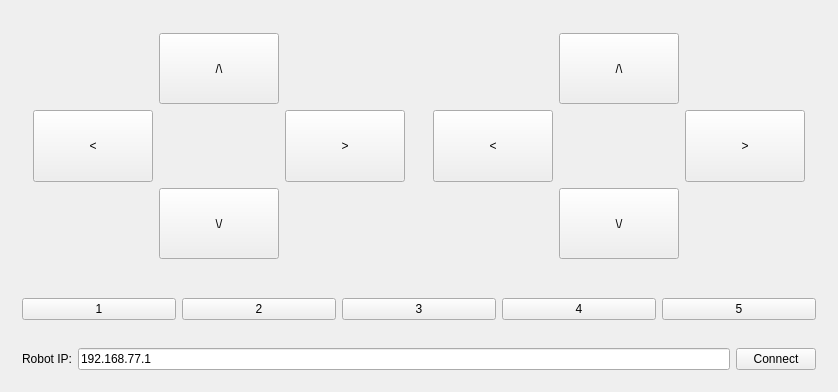
trikset/trik-desktop-gamepad, file gamepadForm.ui: the form before one commit.
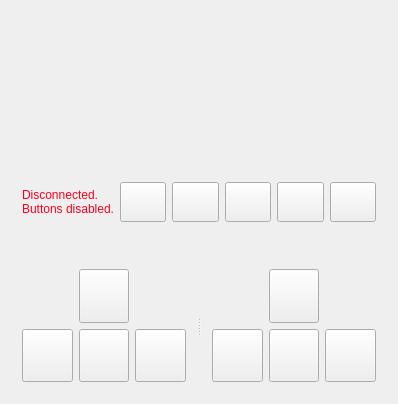
The form after the commit. Icons and pictures are not drawn.

The edit to the form file:
```diff
--- a/gamepadForm.ui
+++ b/gamepadForm.ui
@@ -6,195 +6,166 @@
    <rect>
     <x>0</x>
     <y>0</y>
-    <width>838</width>
-    <height>392</height>
+    <width>398</width>
+    <height>404</height>
    </rect>
   </property>
+  <property name="sizePolicy">
+   <sizepolicy hsizetype="Preferred" vsizetype="Preferred">
+    <horstretch>0</horstretch>
+    <verstretch>0</verstretch>
+   </sizepolicy>
+  </property>
+  <property name="focusPolicy">
+   <enum>Qt::StrongFocus</enum>
+  </property>
+  <property name="contextMenuPolicy">
+   <enum>Qt::DefaultContextMenu</enum>
+  </property>
   <property name="windowTitle">
    <string>TRIK Gamepad</string>
   </property>
-  <layout class="QVBoxLayout" name="verticalLayout">
+  <property name="windowOpacity">
+   <double>1.000000000000000</double>
+  </property>
+  <property name="accessibleDescription">
+   <string/>
+  </property>
+  <property name="layoutDirection">
+   <enum>Qt::LeftToRight</enum>
+  </property>
+  <property name="autoFillBackground">
+   <bool>false</bool>
+  </property>
+  <layout class="QVBoxLayout" name="verticalLayout_2">
    <item>
-    <widget class="QWidget" name="padsWidget" native="true">
-     <layout class="QHBoxLayout" name="horizontalLayout_2">
-      <item>
-       <widget class="QWidget" name="widget" native="true">
-        <layout class="QGridLayout" name="gridLayout_2">
-         <item row="2" column="1">
-          <widget class="QPushButton" name="buttonPad1Down">
-           <property name="sizePolicy">
-            <sizepolicy hsizetype="Minimum" vsizetype="Expanding">
-             <horstretch>0</horstretch>
-             <verstretch>0</verstretch>
-            </sizepolicy>
-           </property>
-           <property name="text">
-            <string>\/</string>
-           </property>
-          </widget>
-         </item>
-         <item row="1" column="1">
-          <widget class="QWidget" name="widget_4" native="true"/>
-         </item>
-         <item row="1" column="0">
-          <widget class="QPushButton" name="buttonPad1Left">
-           <property name="sizePolicy">
-            <sizepolicy hsizetype="Minimum" vsizetype="Expanding">
-             <horstretch>0</horstretch>
-             <verstretch>0</verstretch>
-            </sizepolicy>
-           </property>
-           <property name="text">
-            <string>&lt;</string>
-           </property>
-          </widget>
-         </item>
-         <item row="0" column="1">
-          <widget class="QPushButton" name="buttonPad1Up">
-           <property name="sizePolicy">
-            <sizepolicy hsizetype="Minimum" vsizetype="Expanding">
-             <horstretch>0</horstretch>
-             <verstretch>0</verstretch>
-            </sizepolicy>
-           </property>
-           <property name="text">
-            <string>/\</string>
-           </property>
-          </widget>
-         </item>
-         <item row="1" column="2">
-          <widget class="QPushButton" name="ButtonPad1Right">
-           <property name="sizePolicy">
-            <sizepolicy hsizetype="Minimum" vsizetype="Expanding">
-             <horstretch>0</horstretch>
-             <verstretch>0</verstretch>
-            </sizepolicy>
-           </property>
-           <property name="text">
-            <string>&gt;</string>
-           </property>
-          </widget>
-         </item>
-        </layout>
-       </widget>
-      </item>
-      <item>
-       <widget class="QWidget" name="widget_2" native="true">
-        <layout class="QGridLayout" name="gridLayout">
-         <item row="0" column="1">
-          <widget class="QPushButton" name="buttonPad2Up">
-           <property name="sizePolicy">
-            <sizepolicy hsizetype="Minimum" vsizetype="Expanding">
-             <horstretch>0</horstretch>
-             <verstretch>0</verstretch>
-            </sizepolicy>
-           </property>
-           <property name="text">
-            <string>/\</string>
-           </property>
-          </widget>
-         </item>
-         <item row="2" column="1">
-          <widget class="QPushButton" name="buttonPad2Down">
-           <property name="sizePolicy">
-            <sizepolicy hsizetype="Minimum" vsizetype="Expanding">
-             <horstretch>0</horstretch>
-             <verstretch>0</verstretch>
-            </sizepolicy>
-           </property>
-           <property name="text">
-            <string>\/</string>
-           </property>
-          </widget>
-         </item>
-         <item row="1" column="1">
-          <widget class="QWidget" name="widget_3" native="true"/>
-         </item>
-         <item row="1" column="0">
-          <widget class="QPushButton" name="buttonPad2Left">
-           <property name="sizePolicy">
-            <sizepolicy hsizetype="Minimum" vsizetype="Expanding">
-             <horstretch>0</horstretch>
-             <verstretch>0</verstretch>
-            </sizepolicy>
-           </property>
-           <property name="text">
-            <string>&lt;</string>
-           </property>
-          </widget>
-         </item>
-         <item row="1" column="2">
-          <widget class="QPushButton" name="ButtonPad2Right">
-           <property name="sizePolicy">
-            <sizepolicy hsizetype="Minimum" vsizetype="Expanding">
-             <horstretch>0</horstretch>
-             <verstretch>0</verstretch>
-            </sizepolicy>
-           </property>
-           <property name="text">
-            <string>&gt;</string>
-           </property>
-          </widget>
-         </item>
-        </layout>
-       </widget>
-      </item>
-     </layout>
+    <widget class="QLabel" name="label">
+     <property name="styleSheet">
+      <string notr="true">border-image:url(:/images/logo-eng.png);</string>
+     </property>
+     <property name="text">
+      <string/>
+     </property>
     </widget>
    </item>
    <item>
-    <widget class="QWidget" name="buttonsWidget" native="true">
-     <property name="sizePolicy">
-      <sizepolicy hsizetype="Preferred" vsizetype="Maximum">
-       <horstretch>0</horstretch>
-       <verstretch>0</verstretch>
-      </sizepolicy>
-     </property>
-     <property name="minimumSize">
+    <widget class="QWidget" name="widget_5" native="true">
+     <property name="maximumSize">
       <size>
-       <width>0</width>
-       <height>40</height>
+       <width>800</width>
+       <height>100</height>
       </size>
      </property>
-     <layout class="QHBoxLayout" name="horizontalLayout">
-      <item>
+     <property name="layoutDirection">
+      <enum>Qt::LeftToRight</enum>
+     </property>
+     <layout class="QGridLayout" name="gridLayout_3">
+      <item row="1" column="1">
        <widget class="QPushButton" name="button1">
+        <property name="minimumSize">
+         <size>
+          <width>0</width>
+          <height>40</height>
+         </size>
+        </property>
+        <property name="focusPolicy">
+         <enum>Qt::NoFocus</enum>
+        </property>
+        <property name="layoutDirection">
+         <enum>Qt::LeftToRight</enum>
+        </property>
+        <property name="styleSheet">
+         <string notr="true">border-image: url(:/images/23-1.png);</string>
+        </property>
         <property name="text">
-         <string>1</string>
+         <string/>
         </property>
        </widget>
       </item>
-      <item>
+      <item row="1" column="2">
        <widget class="QPushButton" name="button2">
+        <property name="minimumSize">
+         <size>
+          <width>0</width>
+          <height>40</height>
+         </size>
+        </property>
+        <property name="layoutDirection">
+         <enum>Qt::LeftToRight</enum>
+        </property>
+        <property name="styleSheet">
+         <string notr="true">border-image: url(:/images/23-2.png);</string>
+        </property>
         <property name="text">
-         <string>2</string>
+         <string/>
         </property>
        </widget>
       </item>
-      <item>
+      <item row="1" column="5">
+       <widget class="QPushButton" name="button5">
+        <property name="minimumSize">
+         <size>
+          <width>0</width>
+          <height>40</height>
+         </size>
+        </property>
+        <property name="layoutDirection">
+         <enum>Qt::LeftToRight</enum>
+        </property>
+        <property name="styleSheet">
+         <string notr="true">border-image: url(:/images/23-5.png);</string>
+        </property>
+        <property name="text">
+         <string/>
+        </property>
+       </widget>
+      </item>
+      <item row="1" column="3">
        <widget class="QPushButton" name="button3">
+        <property name="minimumSize">
+         <size>
+          <width>0</width>
+          <height>40</height>
+         </size>
+        </property>
+        <property name="layoutDirection">
+         <enum>Qt::LeftToRight</enum>
+        </property>
+        <property name="styleSheet">
+         <string notr="true">border-image: url(:/images/23-3.png);</string>
+        </property>
         <property name="text">
-         <string>3</string>
+         <string/>
         </property>
        </widget>
       </item>
-      <item>
+      <item row="1" column="4">
        <widget class="QPushButton" name="button4">
-        <property name="text">
-         <string>4</string>
-        </property>
-       </widget>
-      </item>
-      <item>
-       <widget class="QPushButton" name="button5">
         <property name="minimumSize">
          <size>
           <width>0</width>
-          <height>20</height>
+          <height>40</height>
          </size>
         </property>
+        <property name="layoutDirection">
+         <enum>Qt::LeftToRight</enum>
+        </property>
+        <property name="styleSheet">
+         <string notr="true">border-image: url(:/images/23-4.png);</string>
+        </property>
         <property name="text">
-         <string>5</string>
+         <string/>
+        </property>
+       </widget>
+      </item>
+      <item row="1" column="0">
+       <widget class="QLabel" name="connection">
+        <property name="styleSheet">
+         <string notr="true">color:rgb(250, 0, 30);</string>
+        </property>
+        <property name="text">
+         <string>Disconnected.
+Buttons disabled.</string>
         </property>
        </widget>
       </item>
@@ -202,30 +173,204 @@
     </widget>
    </item>
    <item>
-    <widget class="QWidget" name="widget_5" native="true">
-     <layout class="QHBoxLayout" name="horizontalLayout_3">
-      <item>
-       <widget class="QLabel" name="robotIpLabel">
-        <property name="text">
-         <string>Robot IP:</string>
-        </property>
-       </widget>
-      </item>
-      <item>
-       <widget class="QLineEdit" name="robotIpLineEdit">
-        <property name="text">
-         <string>192.168.77.1</string>
-        </property>
-       </widget>
-      </item>
-      <item>
-       <widget class="QPushButton" name="connectButton">
-        <property name="text">
-         <string>Connect</string>
-        </property>
-       </widget>
-      </item>
-     </layout>
+    <widget class="QSplitter" name="splitter">
+     <property name="orientation">
+      <enum>Qt::Horizontal</enum>
+     </property>
+     <widget class="QWidget" name="widget" native="true">
+      <property name="maximumSize">
+       <size>
+        <width>200</width>
+        <height>200</height>
+       </size>
+      </property>
+      <property name="layoutDirection">
+       <enum>Qt::LeftToRight</enum>
+      </property>
+      <layout class="QGridLayout" name="gridLayout_2">
+       <item row="0" column="1">
+        <widget class="QPushButton" name="buttonPad1Up">
+         <property name="sizePolicy">
+          <sizepolicy hsizetype="Minimum" vsizetype="Expanding">
+           <horstretch>0</horstretch>
+           <verstretch>0</verstretch>
+          </sizepolicy>
+         </property>
+         <property name="layoutDirection">
+          <enum>Qt::LeftToRight</enum>
+         </property>
+         <property name="styleSheet">
+          <string notr="true">border-image: url(:/images/arrow_up.jpg);</string>
+         </property>
+         <property name="text">
+          <string/>
+         </property>
+        </widget>
+       </item>
+       <item row="1" column="0">
+        <widget class="QPushButton" name="buttonPad1Left">
+         <property name="sizePolicy">
+          <sizepolicy hsizetype="Minimum" vsizetype="Expanding">
+           <horstretch>0</horstretch>
+           <verstretch>0</verstretch>
+          </sizepolicy>
+         </property>
+         <property name="layoutDirection">
+          <enum>Qt::LeftToRight</enum>
+         </property>
+         <property name="styleSheet">
+          <string notr="true">border-image: url(:/images/arrow_left.jpg);</string>
+         </property>
+         <property name="text">
+          <string/>
+         </property>
+        </widget>
+       </item>
+       <item row="1" column="1">
+        <widget class="QPushButton" name="buttonPad1Down">
+         <property name="sizePolicy">
+          <sizepolicy hsizetype="Minimum" vsizetype="Expanding">
+           <horstretch>0</horstretch>
+           <verstretch>0</verstretch>
+          </sizepolicy>
+         </property>
+         <property name="layoutDirection">
+          <enum>Qt::LeftToRight</enum>
+         </property>
+         <property name="styleSheet">
+          <string notr="true">border-image: url(:/images/arrow_down.jpg);</string>
+         </property>
+         <property name="text">
+          <string/>
+         </property>
+        </widget>
+       </item>
+       <item row="1" column="2">
+        <widget class="QPushButton" name="buttonPad1Right">
+         <property name="enabled">
+          <bool>true</bool>
+         </property>
+         <property name="sizePolicy">
+          <sizepolicy hsizetype="Minimum" vsizetype="Expanding">
+           <horstretch>0</horstretch>
+           <verstretch>0</verstretch>
+          </sizepolicy>
+         </property>
+         <property name="layoutDirection">
+          <enum>Qt::LeftToRight</enum>
+         </property>
+         <property name="styleSheet">
+          <string notr="true">border-image: url(:/images/arrow_right.jpg);</string>
+         </property>
+         <property name="text">
+          <string/>
+         </property>
+        </widget>
+       </item>
+      </layout>
+     </widget>
+     <widget class="QWidget" name="widget_2" native="true">
+      <property name="sizePolicy">
+       <sizepolicy hsizetype="Ignored" vsizetype="Preferred">
+        <horstretch>0</horstretch>
+        <verstretch>0</verstretch>
+       </sizepolicy>
+      </property>
+      <property name="maximumSize">
+       <size>
+        <width>200</width>
+        <height>200</height>
+       </size>
+      </property>
+      <property name="accessibleDescription">
+       <string notr="true"/>
+      </property>
+      <property name="layoutDirection">
+       <enum>Qt::LeftToRight</enum>
+      </property>
+      <layout class="QGridLayout" name="gridLayout">
+       <item row="1" column="0">
+        <widget class="QPushButton" name="buttonPad2Left">
+         <property name="sizePolicy">
+          <sizepolicy hsizetype="Minimum" vsizetype="Expanding">
+           <horstretch>0</horstretch>
+           <verstretch>0</verstretch>
+          </sizepolicy>
+         </property>
+         <property name="layoutDirection">
+          <enum>Qt::LeftToRight</enum>
+         </property>
+         <property name="styleSheet">
+          <string notr="true">border-image: url(:/images/arrow_left.jpg);</string>
+         </property>
+         <property name="text">
+          <string/>
+         </property>
+        </widget>
+       </item>
+       <item row="0" column="1">
+        <widget class="QPushButton" name="buttonPad2Up">
+         <property name="sizePolicy">
+          <sizepolicy hsizetype="Minimum" vsizetype="Expanding">
+           <horstretch>0</horstretch>
+           <verstretch>0</verstretch>
+          </sizepolicy>
+         </property>
+         <property name="layoutDirection">
+          <enum>Qt::LeftToRight</enum>
+         </property>
+         <property name="styleSheet">
+          <string notr="true">border-image: url(:/images/arrow_up.jpg);</string>
+         </property>
+         <property name="text">
+          <string/>
+         </property>
+        </widget>
+       </item>
+       <item row="1" column="1">
+        <widget class="QPushButton" name="buttonPad2Down">
+         <property name="sizePolicy">
+          <sizepolicy hsizetype="Minimum" vsizetype="Expanding">
+           <horstretch>0</horstretch>
+           <verstretch>0</verstretch>
+          </sizepolicy>
+         </property>
+         <property name="layoutDirection">
+          <enum>Qt::LeftToRight</enum>
+         </property>
+         <property name="styleSheet">
+          <string notr="true">border-image: url(:/images/arrow_down.jpg);</string>
+         </property>
+         <property name="text">
+          <string/>
+         </property>
+        </widget>
+       </item>
+       <item row="1" column="2">
+        <widget class="QPushButton" name="buttonPad2Right">
+         <property name="sizePolicy">
+          <sizepolicy hsizetype="Minimum" vsizetype="Expanding">
+           <horstretch>0</horstretch>
+           <verstretch>0</verstretch>
+          </sizepolicy>
+         </property>
+         <property name="layoutDirection">
+          <enum>Qt::LeftToRight</enum>
+         </property>
+         <property name="styleSheet">
+          <string notr="true">border-image: url(:/images/arrow_right.jpg);</string>
+         </property>
+         <property name="text">
+          <string/>
+         </property>
+        </widget>
+       </item>
+      </layout>
+      <zorder>buttonPad2Up</zorder>
+      <zorder>buttonPad2Left</zorder>
+      <zorder>buttonPad2Right</zorder>
+      <zorder>buttonPad2Down</zorder>
+     </widget>
     </widget>
    </item>
   </layout>
```
Left out of the diff: 6 changed lines with no effect on the pictures.
